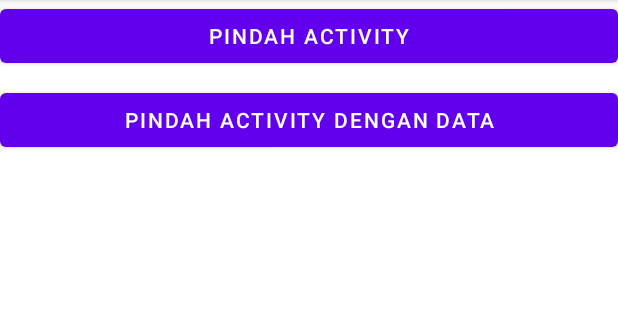
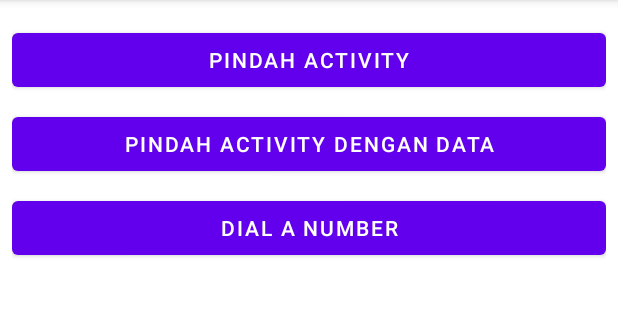
Before and after one commit to gonexwind/intent_kotlin, an Android app: the screen it shows after launch (MainActivity), on a phone screen of 412 x 824 dp, the part 84-404 px from its top. Run offline under Robolectric (Android 15) with nearby library versions, the phone set to English and light mode, and no system bars.

Commit message:
add implicit intent, dial number

```diff
--- a/app/src/main/java/com/fikkyardianto/intentkotlin/MainActivity.kt
+++ b/app/src/main/java/com/fikkyardianto/intentkotlin/MainActivity.kt
@@ -1,6 +1,7 @@
 package com.fikkyardianto.intentkotlin
 
 import android.content.Intent
+import android.net.Uri
 import androidx.appcompat.app.AppCompatActivity
 import android.os.Bundle
 import android.view.View
@@ -16,10 +17,14 @@ class MainActivity : AppCompatActivity(), View.OnClickListener {
 
         val btnMoveWithDataActivity: Button = findViewById(R.id.btn_move_activity_data)
         btnMoveWithDataActivity.setOnClickListener(this)
+
+        val btnDialNumber: Button = findViewById(R.id.btn_dial_number)
+        btnDialNumber.setOnClickListener(this)
     }
 
     override fun onClick(v: View?) {
         when (v?.id) {
+            // Explicit Intent
             R.id.btn_move_activity -> {
                 val moveIntent = Intent(this@MainActivity, MoveActivity::class.java)
                 startActivity(moveIntent)
@@ -30,6 +35,13 @@ class MainActivity : AppCompatActivity(), View.OnClickListener {
                 moveWithDataIntent.putExtra(MoveWithDataActivity.EXTRA_AGE, 21)
                 startActivity(moveWithDataIntent)
             }
+
+            // Implicit Intent
+            R.id.btn_dial_number -> {
+                val phoneNumber = "085156016821"
+                val dialPhoneIntent = Intent(Intent.ACTION_DIAL, Uri.parse(("tel:$phoneNumber")))
+                startActivity(dialPhoneIntent)
+            }
         }
     }
 }
--- a/app/src/main/res/layout/activity_main.xml
+++ b/app/src/main/res/layout/activity_main.xml
@@ -5,12 +5,14 @@
     android:layout_width="match_parent"
     android:layout_height="match_parent"
     android:orientation="vertical"
+    android:padding="8dp"
     tools:context=".MainActivity">
 
     <Button
         android:id="@+id/btn_move_activity"
         android:layout_width="match_parent"
         android:layout_height="wrap_content"
+        android:layout_marginTop="8dp"
         android:layout_marginBottom="8dp"
         android:text="@string/move_activity" />
 
@@ -20,4 +22,11 @@
         android:layout_height="wrap_content"
         android:layout_marginBottom="8dp"
         android:text="@string/move_with_data" />
+
+    <Button
+        android:id="@+id/btn_dial_number"
+        android:layout_width="match_parent"
+        android:layout_height="wrap_content"
+        android:layout_marginBottom="8dp"
+        android:text="@string/dial_number" />
 </LinearLayout>
```
